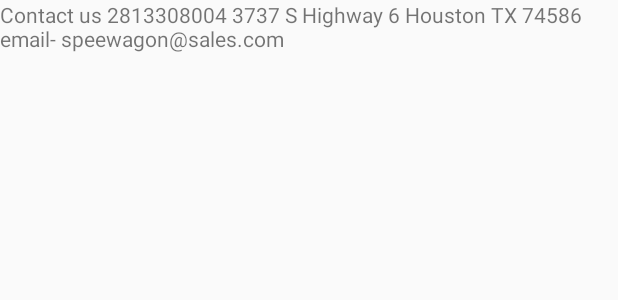
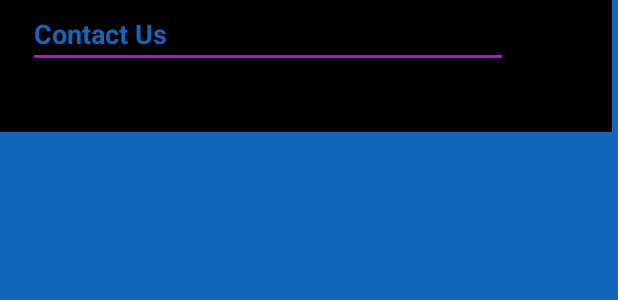
Before and after one commit to JaasirQureshi/Speedwagonproject, an Android app: the layout contact_activity.xml on its own in the app's theme, with its tools: preview values and no code run, on a phone screen of 412 x 824 dp. Shown: the top 300 px of the screen. Run offline under Robolectric (Android 15) with nearby library versions, the phone set to English and light mode, and no system bars.

Commit message:
Commit 2 Login and Contact US pages

```diff
--- a/app/src/main/res/layout/contact_activity.xml
+++ b/app/src/main/res/layout/contact_activity.xml
@@ -4,6 +4,8 @@
     xmlns:tools="http://schemas.android.com/tools"
     android:layout_width="match_parent"
     android:layout_height="match_parent"
+    android:background="#025DB1"
+    android:backgroundTint="#00017294"
     tools:context=".ContactActivity">
 
 
@@ -11,7 +13,38 @@
             android:id="@+id/ContactView"
             android:layout_width="match_parent"
             android:layout_height="match_parent"
-            android:text="@string/Contactview" />
+            android:background="@color/colorPrimary"
+            android:backgroundTint="@color/colorPrimary"
+            android:text="@string/Contactview"
+            android:textColor="@android:color/background_light"
+            tools:layout_editor_absoluteX="-189dp"
+            tools:layout_editor_absoluteY="-85dp" />
+
+        <androidx.appcompat.widget.Toolbar
+            android:id="@+id/toolbar2"
+            android:layout_width="408dp"
+            android:layout_height="88dp"
+            android:background="#000000"
+            android:minHeight="?attr/actionBarSize"
+            android:theme="?attr/actionBarTheme"
+            app:layout_constraintBottom_toBottomOf="parent"
+            app:layout_constraintStart_toStartOf="parent"
+            app:layout_constraintTop_toTopOf="@+id/ContactView"
+            app:layout_constraintVertical_bias="0.0" />
+
+        <EditText
+            android:id="@+id/editText"
+            android:layout_width="wrap_content"
+            android:layout_height="wrap_content"
+            android:ems="15"
+            android:inputType="textPersonName"
+            android:text="@string/Contactview"
+            android:textColor="@color/colorPrimary"
+            android:textStyle="bold"
+            app:layout_constraintEnd_toEndOf="@+id/toolbar2"
+            app:layout_constraintHorizontal_bias="0.215"
+            app:layout_constraintStart_toStartOf="@+id/toolbar2"
+            tools:layout_editor_absoluteY="27dp" />
 
 
 </androidx.constraintlayout.widget.ConstraintLayout>
--- a/app/src/main/res/values/colors.xml
+++ b/app/src/main/res/values/colors.xml
@@ -1,6 +1,6 @@
 <?xml version="1.0" encoding="utf-8"?>
 <resources>
-    <color name="colorPrimary">#08e6f1</color>
+    <color name="colorPrimary">#1366BB</color>
     <color name="colorPrimaryDark">#8708f1</color>
     <color name="colorAccent">#c308f1</color>
 </resources>
--- a/app/src/main/res/values/strings.xml
+++ b/app/src/main/res/values/strings.xml
@@ -7,14 +7,6 @@
    <string name="LoginMenu">Login</string>
     <string name="Login">Login</string>
     <string name="Contact">Contact Us</string>
-    <string name="Contactview">Contact us
-        2813308004
-
-        3737 S Highway 6 Houston TX 74586
-
-        email- speewagon@sales.com
-
-
-    </string>
+    <string name="Contactview">Contact Us</string>
     <string name="elderado_black_engine">Engine and Transmission: 8 cyl, 4.1 L, Automatic 4-spd</string>
 </resources>
```
